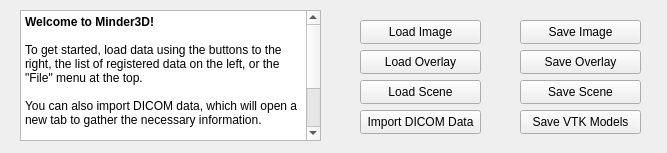
The window that src/minder3d/lib/sovWelcomePanelWidget.ui (aylward/Minder3D) describes before a commit, drawn with Qt 5.
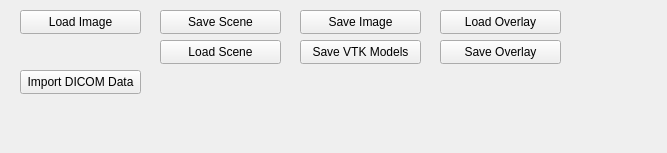
The same window after the commit.

Diff of the .ui file:
```diff
--- a/src/minder3d/lib/sovWelcomePanelWidget.ui
+++ b/src/minder3d/lib/sovWelcomePanelWidget.ui
@@ -13,43 +13,11 @@
   <property name="windowTitle">
    <string>Form</string>
   </property>
-  <widget class="QTextEdit" name="welcomeTextEdit">
-   <property name="geometry">
-    <rect>
-     <x>20</x>
-     <y>10</y>
-     <width>301</width>
-     <height>131</height>
-    </rect>
-   </property>
-   <property name="readOnly">
-    <bool>true</bool>
-   </property>
-   <property name="html">
-    <string>&lt;!DOCTYPE HTML PUBLIC &quot;-//W3C//DTD HTML 4.0//EN&quot; &quot;http://www.w3.org/TR/REC-html40/strict.dtd&quot;&gt;
-&lt;html&gt;&lt;head&gt;&lt;meta name=&quot;qrichtext&quot; content=&quot;1&quot; /&gt;&lt;meta charset=&quot;utf-8&quot; /&gt;&lt;style type=&quot;text/css&quot;&gt;
-p, li { white-space: pre-wrap; }
-hr { height: 1px; border-width: 0; }
-li.unchecked::marker { content: &quot;\2610&quot;; }
-li.checked::marker { content: &quot;\2612&quot;; }
-&lt;/style&gt;&lt;/head&gt;&lt;body style=&quot; font-family:'Segoe UI'; font-size:9pt; font-weight:400; font-style:normal;&quot;&gt;
-&lt;p style=&quot; margin-top:0px; margin-bottom:0px; margin-left:0px; margin-right:0px; -qt-block-indent:0; text-indent:0px;&quot;&gt;&lt;span style=&quot; font-weight:700;&quot;&gt;Welcome to Minder3D!&lt;/span&gt;&lt;/p&gt;
-&lt;p style=&quot;-qt-paragraph-type:empty; margin-top:0px; margin-bottom:0px; margin-left:0px; margin-right:0px; -qt-block-indent:0; text-indent:0px;&quot;&gt;&lt;br /&gt;&lt;/p&gt;
-&lt;p style=&quot; margin-top:0px; margin-bottom:0px; margin-left:0px; margin-right:0px; -qt-block-indent:0; text-indent:0px;&quot;&gt;To get started, load data using the buttons to the right, the list of registered data on the left, or the &amp;quot;File&amp;quot; menu at the top.&lt;/p&gt;
-&lt;p style=&quot;-qt-paragraph-type:empty; margin-top:0px; margin-bottom:0px; margin-left:0px; margin-right:0px; -qt-block-indent:0; text-indent:0px;&quot;&gt;&lt;br /&gt;&lt;/p&gt;
-&lt;p style=&quot; margin-top:0px; margin-bottom:0px; margin-left:0px; margin-right:0px; -qt-block-indent:0; text-indent:0px;&quot;&gt;You can also import DICOM data, which will open a new tab to gather the necessary information.&lt;/p&gt;
-&lt;p style=&quot;-qt-paragraph-type:empty; margin-top:0px; margin-bottom:0px; margin-left:0px; margin-right:0px; -qt-block-indent:0; text-indent:0px;&quot;&gt;&lt;br /&gt;&lt;/p&gt;
-&lt;p style=&quot; margin-top:0px; margin-bottom:0px; margin-left:0px; margin-right:0px; -qt-block-indent:0; text-indent:0px;&quot;&gt;To process your data, select a method from the &amp;quot;New Task&amp;quot; tab.&lt;/p&gt;
-&lt;p style=&quot;-qt-paragraph-type:empty; margin-top:0px; margin-bottom:0px; margin-left:0px; margin-right:0px; -qt-block-indent:0; text-indent:0px;&quot;&gt;&lt;br /&gt;&lt;/p&gt;
-&lt;p style=&quot; margin-top:0px; margin-bottom:0px; margin-left:0px; margin-right:0px; -qt-block-indent:0; text-indent:0px;&quot;&gt;If you have questions or suggestions, please visit&lt;/p&gt;
-&lt;p style=&quot; margin-top:0px; margin-bottom:0px; margin-left:0px; margin-right:0px; -qt-block-indent:0; text-indent:0px;&quot;&gt;   &lt;a href=&quot;https://github.com/aylward/Minder3D&quot;&gt;&lt;span style=&quot; text-decoration: underline; color:#0000ff;&quot;&gt;https://github.com/aylward/Minder3D&lt;/span&gt;&lt;/a&gt;&lt;/p&gt;&lt;/body&gt;&lt;/html&gt;</string>
-   </property>
-  </widget>
   <widget class="QPushButton" name="welcomeLoadImageButton">
    <property name="geometry">
     <rect>
-     <x>360</x>
-     <y>20</y>
+     <x>20</x>
+     <y>10</y>
      <width>121</width>
      <height>24</height>
     </rect>
@@ -61,8 +29,8 @@
   <widget class="QPushButton" name="welcomeImportDICOMButton">
    <property name="geometry">
     <rect>
-     <x>360</x>
-     <y>110</y>
+     <x>20</x>
+     <y>70</y>
      <width>121</width>
      <height>24</height>
     </rect>
@@ -74,8 +42,8 @@
   <widget class="QPushButton" name="welcomeSaveImageButton">
    <property name="geometry">
     <rect>
-     <x>520</x>
-     <y>20</y>
+     <x>300</x>
+     <y>10</y>
      <width>121</width>
      <height>24</height>
     </rect>
@@ -87,8 +55,8 @@
   <widget class="QPushButton" name="welcomeSaveSceneButton">
    <property name="geometry">
     <rect>
-     <x>520</x>
-     <y>80</y>
+     <x>160</x>
+     <y>10</y>
      <width>121</width>
      <height>24</height>
     </rect>
@@ -100,8 +68,8 @@
   <widget class="QPushButton" name="welcomeLoadSceneButton">
    <property name="geometry">
     <rect>
-     <x>360</x>
-     <y>80</y>
+     <x>160</x>
+     <y>40</y>
      <width>121</width>
      <height>24</height>
     </rect>
@@ -113,8 +81,8 @@
   <widget class="QPushButton" name="welcomeSaveOverlayButton">
    <property name="geometry">
     <rect>
-     <x>520</x>
-     <y>50</y>
+     <x>440</x>
+     <y>40</y>
      <width>121</width>
      <height>24</height>
     </rect>
@@ -126,8 +94,8 @@
   <widget class="QPushButton" name="welcomeSaveVTKModelsButton">
    <property name="geometry">
     <rect>
-     <x>520</x>
-     <y>110</y>
+     <x>300</x>
+     <y>40</y>
      <width>121</width>
      <height>24</height>
     </rect>
@@ -139,8 +107,8 @@
   <widget class="QPushButton" name="welcomeLoadOverlayButton">
    <property name="geometry">
     <rect>
-     <x>360</x>
-     <y>50</y>
+     <x>440</x>
+     <y>10</y>
      <width>121</width>
      <height>24</height>
     </rect>
```
